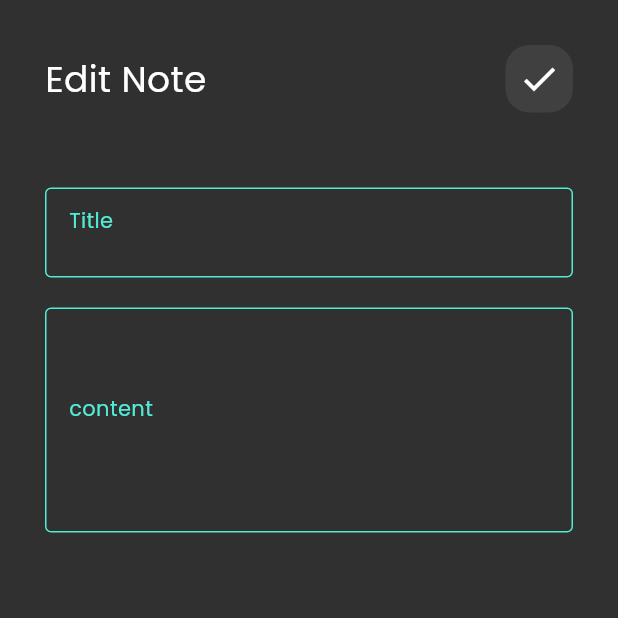
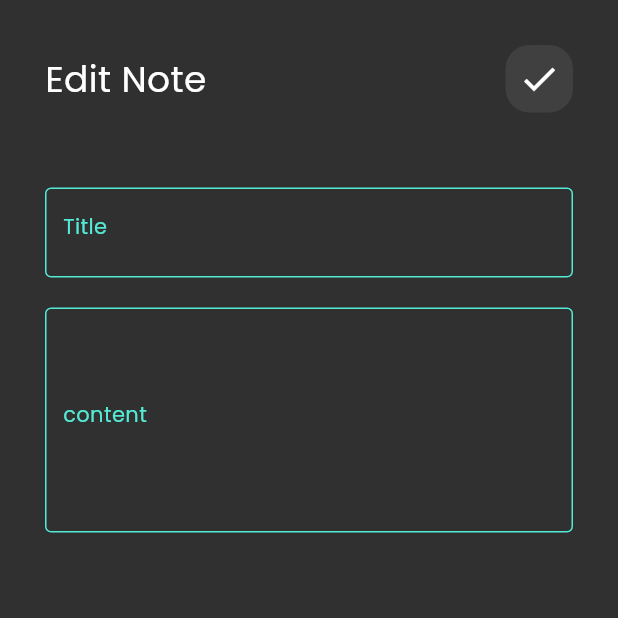
Before and after one commit to Elgedawi/notes_app, a Flutter app: the screen it shows after launch, after a tap on "Flutter Tips", on a phone screen of 412 x 824 dp, the top half of it. Run offline on Flutter 3.47's test engine with Material 3 defaults, Android fonts, the phone set to English and light mode, and no system bars; our stand-ins replace bloc, hive_flutter; accounts and stored records are empty.

```diff
--- /dev/null
+++ b/devtools_options.yaml
@@ -0,0 +1,3 @@
+description: This file stores settings for Dart & Flutter DevTools.
+documentation: https://docs.flutter.dev/tools/devtools/extensions#configure-extension-enablement-states
+extensions:
--- a/lib/main.dart
+++ b/lib/main.dart
@@ -1,12 +1,14 @@
 import 'package:flutter/material.dart';
 import 'package:hive_flutter/hive_flutter.dart';
 import 'package:notes_app/constants.dart';
+import 'package:notes_app/models/note_model.dart';
 import 'package:notes_app/views/edit_note_view.dart';
 import 'package:notes_app/views/home_view.dart';
 
 void main() async {
   await Hive.initFlutter();
   await Hive.openBox(kNotesBox);
+  Hive.registerAdapter(NoteModelAdapter());
   runApp(NotesApp());
 }
 
--- a/lib/widgets/custom_textfield.dart
+++ b/lib/widgets/custom_textfield.dart
@@ -27,6 +27,7 @@ class CustomTextFormfield extends StatelessWidget {
       maxLines: 10000,
       style: TextStyle(color: Colors.white),
       decoration: InputDecoration(
+        contentPadding: EdgeInsets.all(8),
         hint: Align(
           alignment: alignment,
           child: Text(hint, style: TextStyle(color: kPrimarColor)),
```
Also changed, not shown: lib/cubits/add_note_cubit/add_note_cubit.dart (+13 -0 lines).
